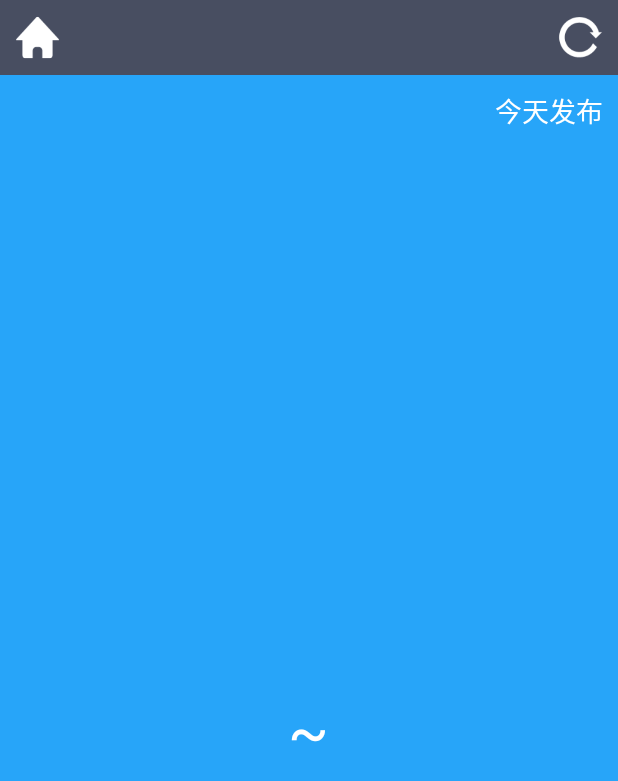
After one commit to hdlovefork/coolweather, an Android app: the WeatherActivity screen opened directly, with no data from a screen before it, on a phone screen of 412 x 824 dp. The commit adds this screen. Shown: the top 781 px of the screen. Run offline under Robolectric (Android 15) with nearby library versions, the phone set to English and light mode, and no system bars.

Commit message:
加入天气信息功能

```diff
--- a/app/src/main/AndroidManifest.xml
+++ b/app/src/main/AndroidManifest.xml
@@ -17,6 +17,7 @@
                 <category android:name="android.intent.category.LAUNCHER"/>
             </intent-filter>
         </activity>
+        <activity android:name=".activity.WeatherActivity"/>
     </application>
 
 </manifest>
--- /dev/null
+++ b/app/src/main/java/com/coolweather/app/activity/WeatherActivity.java
@@ -0,0 +1,130 @@
+package com.coolweather.app.activity;
+
+import android.content.SharedPreferences;
+import android.os.Bundle;
+import android.preference.PreferenceManager;
+import android.support.v7.app.AppCompatActivity;
+import android.text.TextUtils;
+import android.view.View;
+import android.widget.LinearLayout;
+import android.widget.TextView;
+
+import com.coolweather.app.R;
+import com.coolweather.app.util.HttpUtil;
+import com.coolweather.app.util.Utility;
+
+/**
+ * Created by Administrator on 2015/9/13.
+ */
+public class WeatherActivity extends AppCompatActivity {
+    private LinearLayout weatherInfoLayout;
+    private TextView cityNameText;
+    private TextView publishText;
+    private TextView weatherDespText;
+    private TextView temp1Text;
+    private TextView temp2Text;
+    private TextView currentDateText;
+
+    @Override
+    protected void onCreate(Bundle savedInstanceState) {
+        super.onCreate(savedInstanceState);
+        getSupportActionBar().hide();
+        setContentView(R.layout.weather_layout);
+        weatherInfoLayout = (LinearLayout) findViewById(R.id.weather_info_layout);
+        cityNameText = (TextView) findViewById(R.id.city_name);
+        publishText = (TextView) findViewById(R.id.publish_text);
+        weatherDespText = (TextView) findViewById(R.id.weather_desp);
+        temp1Text = (TextView) findViewById(R.id.temp1);
+        temp2Text = (TextView) findViewById(R.id.temp2);
+        currentDateText = (TextView) findViewById(R.id.current_date);
+        String countyCode = getIntent().getStringExtra("county_code");
+        if (!TextUtils.isEmpty(countyCode)) {
+            //有县级代号时就去查询天气
+            publishText.setText("同步中...");
+            weatherInfoLayout.setVisibility(View.INVISIBLE);
+            cityNameText.setVisibility(View.INVISIBLE);
+            queryWeatherCode(countyCode);
+        } else {
+            //没有代号时查询本地天气
+            showWeather();
+        }
+    }
+
+
+    private void showWeather() {
+        SharedPreferences sp = PreferenceManager.getDefaultSharedPreferences(this);
+        cityNameText.setText(sp.getString("city_name", ""));
+        temp1Text.setText(sp.getString("temp1", ""));
+        temp2Text.setText(sp.getString("temp2", ""));
+        weatherDespText.setText(sp.getString("weather_desp", ""));
+        publishText.setText("今天" + sp.getString("publish_time", "") + "发布");
+        currentDateText.setText(sp.getString("current_date", ""));
+        weatherInfoLayout.setVisibility(View.VISIBLE);
+        cityNameText.setVisibility(View.VISIBLE);
+    }
+
+    /**
+     * 查询县级代号所对应的天气代号
+     *
+     * @param countyCode
+     */
+    private void queryWeatherCode(String countyCode) {
+        String address = "http://www.weather.com.cn/data/list3/city" + countyCode + ".xml";
+        queryFromServer(address, "countyCode");
+    }
+
+    /**
+     * 查询天气代号所对应的天气信息
+     *
+     * @param weatherCode
+     */
+    private void queryWeatherInfo(String weatherCode) {
+        String address = "http://www.weather.com.cn/data/cityinfo/" + weatherCode + ".html";
+        queryFromServer(address, "weatherCode");
+    }
+
+    /**
+     * 根据传入的地址和类型去向服务器查询天气代号或者天气信息
+     *
+     * @param address
+     * @param type
+     */
+    private void queryFromServer(String address, final String type) {
+        HttpUtil.sendHttpRequest(address, new HttpUtil.HttpCallbackListener() {
+            @Override
+            public void onFinish(String response) {
+                switch (type) {
+                    case "countyCode":
+                        if (!TextUtils.isEmpty(response)) {
+                            String[] array = response.split("\\|");
+                            if (array != null && array.length == 2) {
+                                String weatherCode = array[1];
+                                queryWeatherInfo(weatherCode);
+                            }
+                        }
+                        break;
+                    case "weatherCode":
+                        Utility.handleWeatherResponse(WeatherActivity.this, response);
+                        runOnUiThread(new Runnable() {
+                            @Override
+                            public void run() {
+                                showWeather();
+                            }
+                        });
+                        break;
+                }
+            }
+
+            @Override
+            public void onError(Exception e) {
+                runOnUiThread(new Runnable() {
+                    @Override
+                    public void run() {
+                        publishText.setText("同步失败");
+                    }
+                });
+            }
+        });
+
+    }
+}
--- /dev/null
+++ b/app/src/main/res/layout/weather_layout.xml
@@ -0,0 +1,115 @@
+<?xml version="1.0" encoding="utf-8"?>
+<LinearLayout xmlns:android="http://schemas.android.com/apk/res/android"
+    android:layout_width="match_parent"
+    android:layout_height="match_parent"
+    android:orientation="vertical" >
+
+    <RelativeLayout
+        android:layout_width="match_parent"
+        android:layout_height="50dp"
+        android:background="#484E61" >
+
+        <Button
+            android:id="@+id/switch_city"
+            android:layout_width="30dp"
+            android:layout_height="30dp"
+            android:layout_centerVertical="true"
+            android:layout_marginLeft="10dp"
+            android:background="@drawable/home" />
+
+        <TextView
+            android:id="@+id/city_name"
+            android:layout_width="wrap_content"
+            android:layout_height="wrap_content"
+            android:layout_centerInParent="true"
+            android:textColor="#fff"
+            android:textSize="24sp" />
+
+        <Button
+            android:id="@+id/refresh_weather"
+            android:layout_width="30dp"
+            android:layout_height="30dp"
+            android:layout_alignParentRight="true"
+            android:layout_centerVertical="true"
+            android:layout_marginRight="10dp"
+            android:background="@drawable/refresh" />
+    </RelativeLayout>
+
+    <RelativeLayout
+        android:layout_width="match_parent"
+        android:layout_height="0dp"
+        android:layout_weight="1"
+        android:background="#27A5F9" >
+
+        <TextView
+            android:id="@+id/publish_text"
+            android:layout_width="wrap_content"
+            android:layout_height="wrap_content"
+            android:layout_alignParentRight="true"
+            android:layout_marginRight="10dp"
+            android:layout_marginTop="10dp"
+            android:textColor="#FFF"
+            android:textSize="18sp"
+            android:layout_alignParentBottom="false"
+            android:layout_alignParentLeft="false"/>
+
+        <LinearLayout
+            android:id="@+id/weather_info_layout"
+            android:layout_width="wrap_content"
+            android:layout_height="wrap_content"
+            android:layout_centerInParent="true"
+            android:orientation="vertical" >
+
+            <TextView
+                android:id="@+id/current_date"
+                android:layout_width="wrap_content"
+                android:layout_height="40dp"
+                android:gravity="center"
+                android:textColor="#FFF"
+                android:textSize="18sp" />
+
+            <TextView
+                android:id="@+id/weather_desp"
+                android:layout_width="wrap_content"
+                android:layout_height="60dp"
+                android:layout_gravity="center_horizontal"
+                android:gravity="center"
+                android:textColor="#FFF"
+                android:textSize="40sp" />
+
+            <LinearLayout
+                android:layout_width="wrap_content"
+                android:layout_height="60dp"
+                android:layout_gravity="center_horizontal"
+                android:orientation="horizontal" >
+
+                <TextView
+                    android:id="@+id/temp1"
+                    android:layout_width="wrap_content"
+                    android:layout_height="wrap_content"
+                    android:layout_gravity="center_vertical"
+                    android:textColor="#FFF"
+                    android:textSize="40sp" />
+
+                <TextView
+                    android:layout_width="wrap_content"
+                    android:layout_height="wrap_content"
+                    android:layout_gravity="center_vertical"
+                    android:layout_marginLeft="10dp"
+                    android:layout_marginRight="10dp"
+                    android:text="~"
+                    android:textColor="#FFF"
+                    android:textSize="40sp" />
+
+                <TextView
+                    android:id="@+id/temp2"
+                    android:layout_width="wrap_content"
+                    android:layout_height="wrap_content"
+                    android:layout_gravity="center_vertical"
+                    android:textColor="#FFF"
+                    android:textSize="40sp" />
+            </LinearLayout>
+        </LinearLayout>
+    </RelativeLayout>
+
+</LinearLayout>
```
Also changed, not shown: app/src/main/java/com/coolweather/app/activity/ChooseAreaActivity.java (+15 -0 lines), app/src/main/java/com/coolweather/app/util/Utility.java (+38 -0 lines), app/src/main/res/drawable/home.png (added), app/src/main/res/drawable/refresh.png (added).
